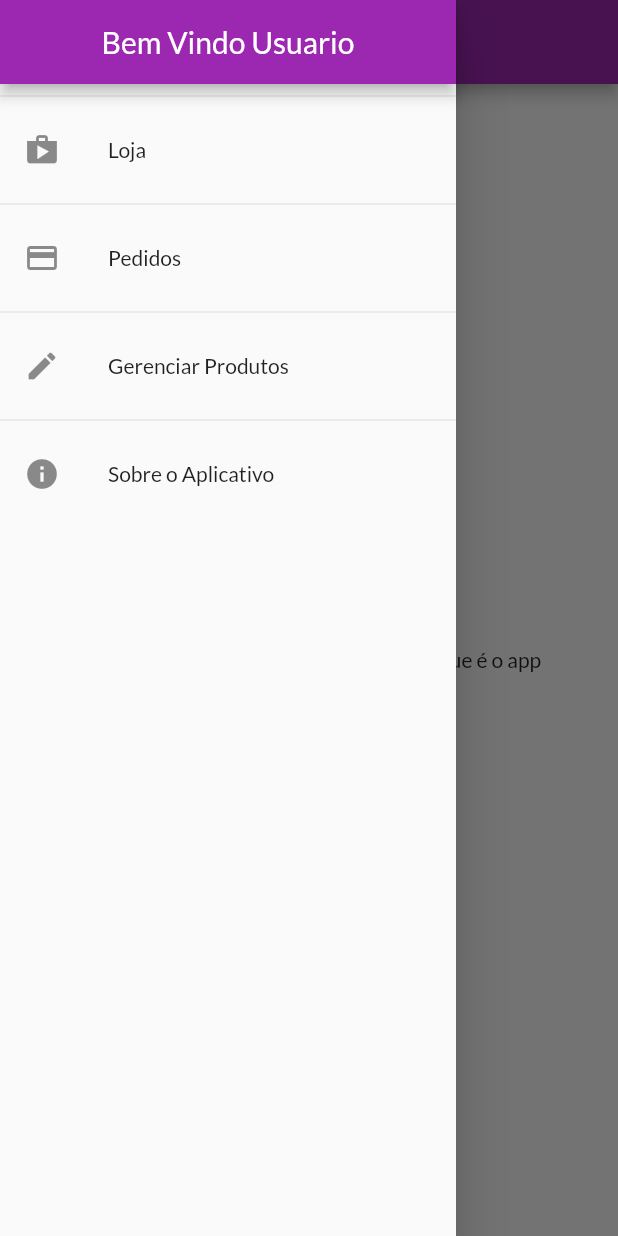
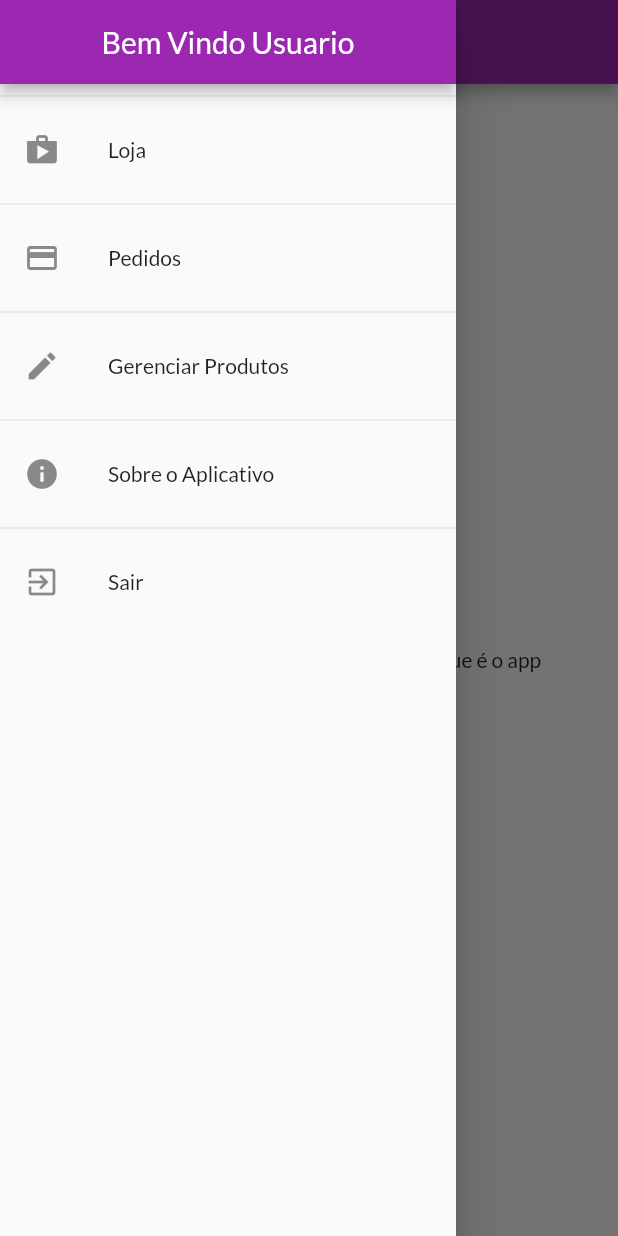
Before and after one commit to LucasWMedeiros/App_loja, a Flutter app: the AboutScreen screen opened by its route, with the side drawer open, on a phone screen of 412 x 824 dp. Run offline on Flutter 3.47's test engine with Material 2 defaults, Android fonts, the phone set to English and light mode, and no system bars.

```diff
--- a/lib/components/app_drawer.dart
+++ b/lib/components/app_drawer.dart
@@ -1,5 +1,7 @@
+import 'package:app_loja/models/auth.dart';
 import 'package:app_loja/utils/app_routes.dart';
 import 'package:flutter/material.dart';
+import 'package:provider/provider.dart';
 
 class AppDrawer extends StatelessWidget {
   const AppDrawer({Key? key}) : super(key: key);
@@ -45,6 +47,15 @@ class AppDrawer extends StatelessWidget {
             onTap: (){
               Navigator.of(context).pushReplacementNamed(AppRoutes.ABOUT);
             },
+          ),
+          Divider(),
+          ListTile(
+            leading: const Icon(Icons.exit_to_app),
+            title: const Text('Sair'),
+            onTap: (){
+              Provider.of<Auth>(context, listen: false).logout();
+              Navigator.of(context).restorablePushNamed(AppRoutes.AUTH_OR_HOME);
+            },
           )
         ],
       ),
```
Also changed, not shown: lib/models/auth.dart (+8 -0 lines).
